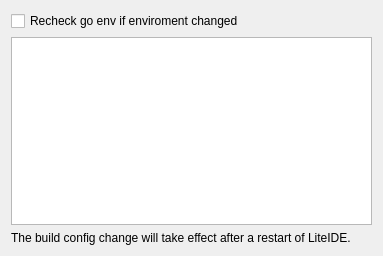
Qt form liteidex/src/plugins/litebuild/litebuildoption.ui (seanxyh/liteide) before a commit.
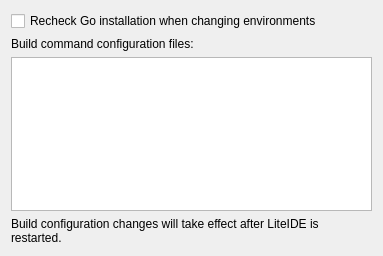
The same form after that commit.

```diff
--- a/liteidex/src/plugins/litebuild/litebuildoption.ui
+++ b/liteidex/src/plugins/litebuild/litebuildoption.ui
@@ -17,7 +17,17 @@
    <item>
     <widget class="QCheckBox" name="goenvCheckBox">
      <property name="text">
-      <string>Recheck go env if enviroment changed</string>
+      <string>Recheck Go installation when changing environments</string>
+     </property>
+    </widget>
+   </item>
+   <item>
+    <widget class="QLabel" name="treeLabel">
+     <property name="text">
+      <string>Build command configuration files:</string>
+     </property>
+     <property name="wordWrap">
+      <bool>true</bool>
      </property>
     </widget>
    </item>
@@ -27,7 +37,7 @@
    <item>
     <widget class="QLabel" name="label">
      <property name="text">
-      <string>The build config change will take effect after a restart of LiteIDE.</string>
+      <string>Build configuration changes will take effect after LiteIDE is restarted.</string>
      </property>
      <property name="wordWrap">
       <bool>true</bool>
```
